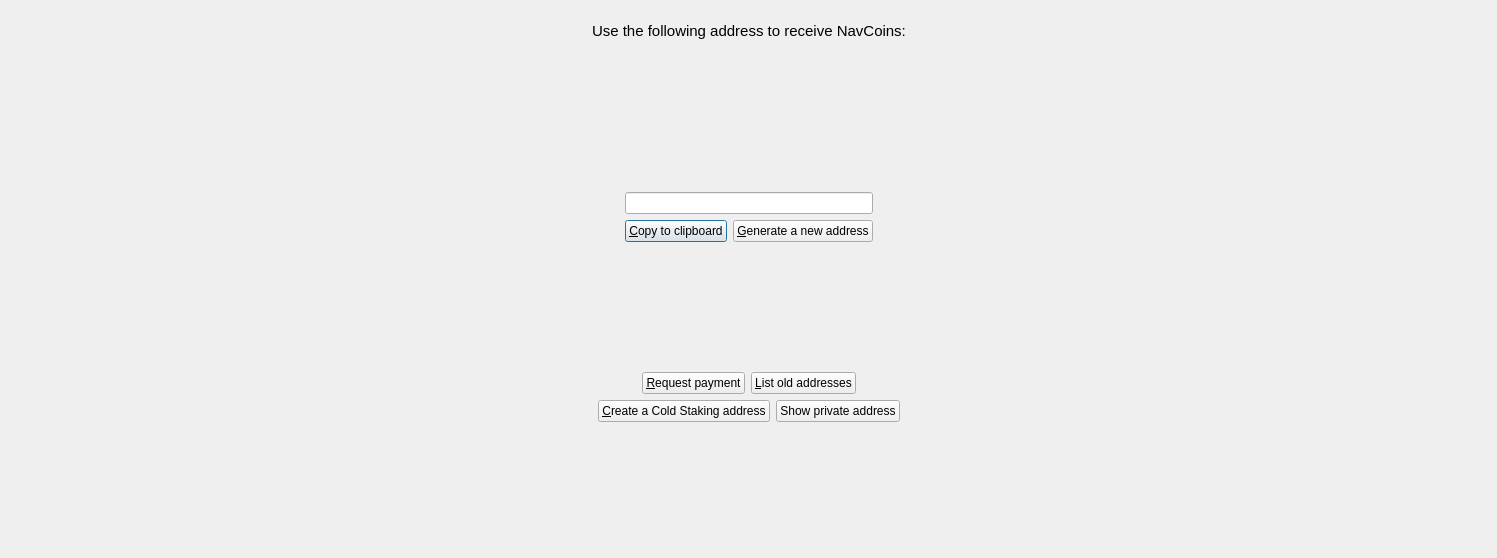
navcoin/navcoin-core, file src/qt/forms/getaddresstoreceive.ui: the form before one commit.
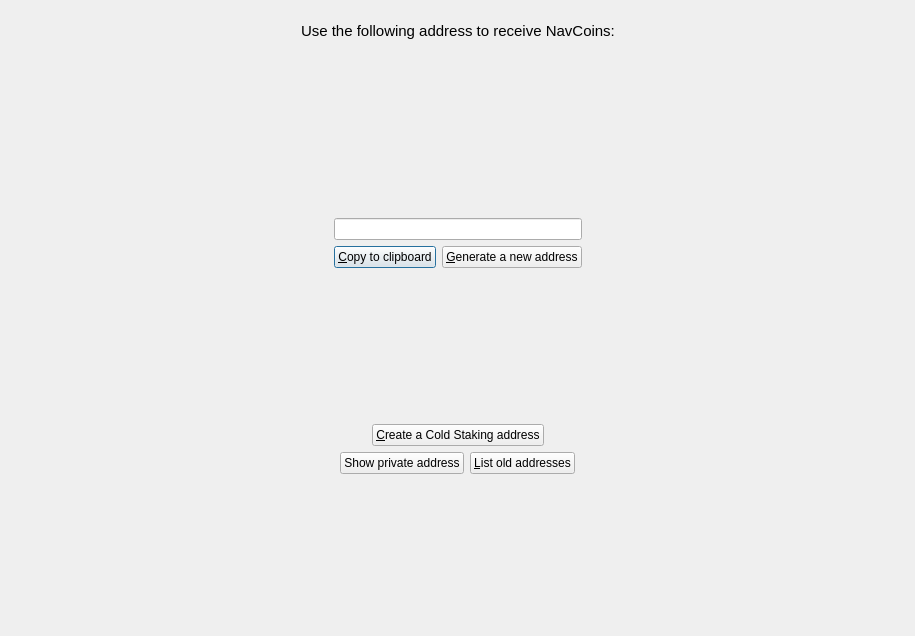
The form after the commit. Custom widgets are drawn as their Qt base class.

The edit to the form file:
```diff
--- a/src/qt/forms/getaddresstoreceive.ui
+++ b/src/qt/forms/getaddresstoreceive.ui
@@ -9,8 +9,8 @@
    <rect>
     <x>0</x>
     <y>0</y>
-    <width>1497</width>
-    <height>558</height>
+    <width>915</width>
+    <height>636</height>
    </rect>
   </property>
   <property name="sizePolicy">
@@ -242,16 +242,9 @@
         </spacer>
        </item>
        <item>
-        <widget class="QPushButton" name="requestPaymentButton">
+        <widget class="QPushButton" name="coldStakingButton">
          <property name="text">
-          <string>&amp;Request payment</string>
-         </property>
-        </widget>
-       </item>
-       <item>
-        <widget class="QPushButton" name="requestNewAddressButton">
-         <property name="text">
-          <string>&amp;List old addresses</string>
+          <string>&amp;Create a Cold Staking address</string>
          </property>
         </widget>
        </item>
@@ -285,13 +278,6 @@
          </property>
         </spacer>
        </item>
-       <item>
-        <widget class="QPushButton" name="coldStakingButton">
-         <property name="text">
-          <string>&amp;Create a Cold Staking address</string>
-         </property>
-        </widget>
-       </item>
        <item>
         <widget class="QPushButton" name="privateAddressButton">
          <property name="text">
@@ -299,6 +285,13 @@
          </property>
         </widget>
        </item>
+       <item>
+        <widget class="QPushButton" name="requestNewAddressButton">
+         <property name="text">
+          <string>&amp;List old addresses</string>
+         </property>
+        </widget>
+       </item>
        <item>
         <spacer name="horizontalSpacer_6">
          <property name="orientation">
```
